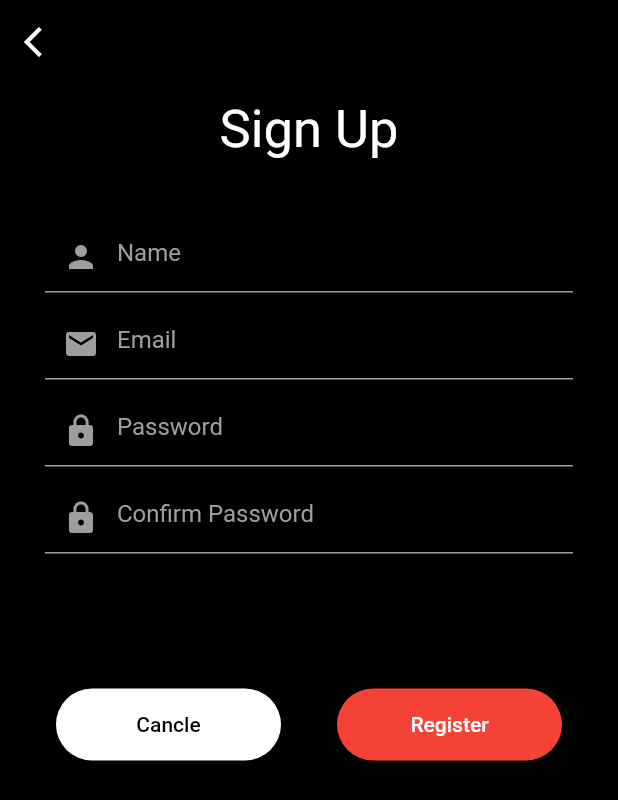
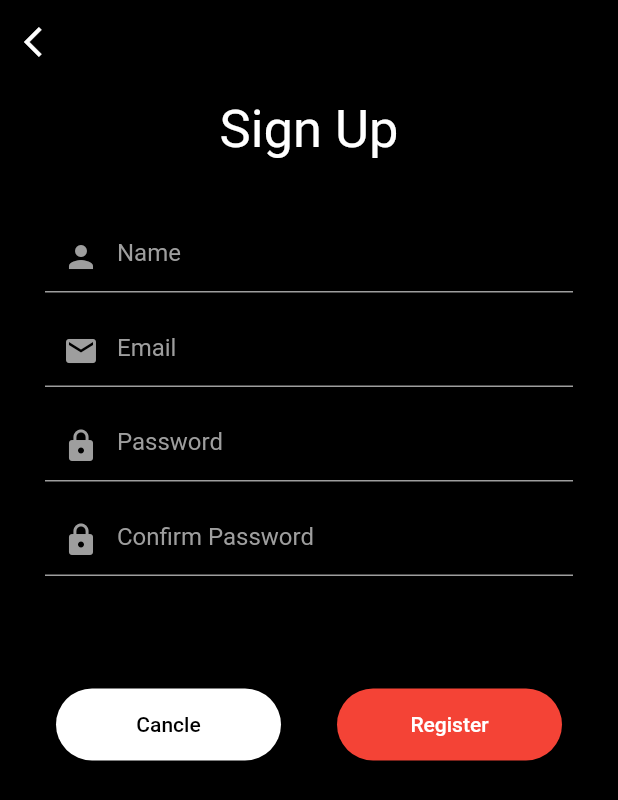
Before and after one commit to mehedi481/food-delivery-flutter, a Flutter app: the SignUpPage screen opened directly, on a phone screen of 412 x 824 dp. Shown: the top 800 px of the screen. Run offline on Flutter 3.47's test engine with Material 2 defaults, Android fonts, the phone set to English and light mode, and no system bars.

Commit message:
Some Basic changes

```diff
--- a/lib/pages/signup_page.dart
+++ b/lib/pages/signup_page.dart
@@ -9,7 +9,12 @@ class SignUpPage extends StatelessWidget {
       backgroundColor: Colors.black,
       appBar: AppBar(
         backgroundColor: Colors.black,
-        leading: Icon(Icons.arrow_back_ios),
+        leading: IconButton(
+          icon: Icon(Icons.arrow_back_ios),
+          onPressed: () {
+            Navigator.pop(context);
+          },
+        ),
       ),
       body: SingleChildScrollView(
         child: Column(
@@ -36,25 +41,25 @@ class SignUpPage extends StatelessWidget {
                 children: [
                   myTextField(hintText: "Name", icon: Icons.person),
                   SizedBox(
-                    height: 10,
+                    height: 15,
                   ),
                   myTextField(hintText: "Email", icon: Icons.mail),
                   SizedBox(
-                    height: 10,
+                    height: 15,
                   ),
                   myTextField(hintText: "Password", icon: Icons.lock),
                   SizedBox(
-                    height: 10,
+                    height: 15,
                   ),
                   myTextField(hintText: "Confirm Password", icon: Icons.lock),
                   SizedBox(
-                    height: 10,
+                    height: 15,
                   ),
                 ],
               ),
             ),
             SizedBox(
-              height: 80,
+              height: 60,
             ),
             Container(
               child: Row(
```
Also changed, not shown: lib/main.dart (+3 -5 lines), lib/pages/login_page.dart (+13 -2 lines), lib/pages/welcomePage.dart (+21 -4 lines).
